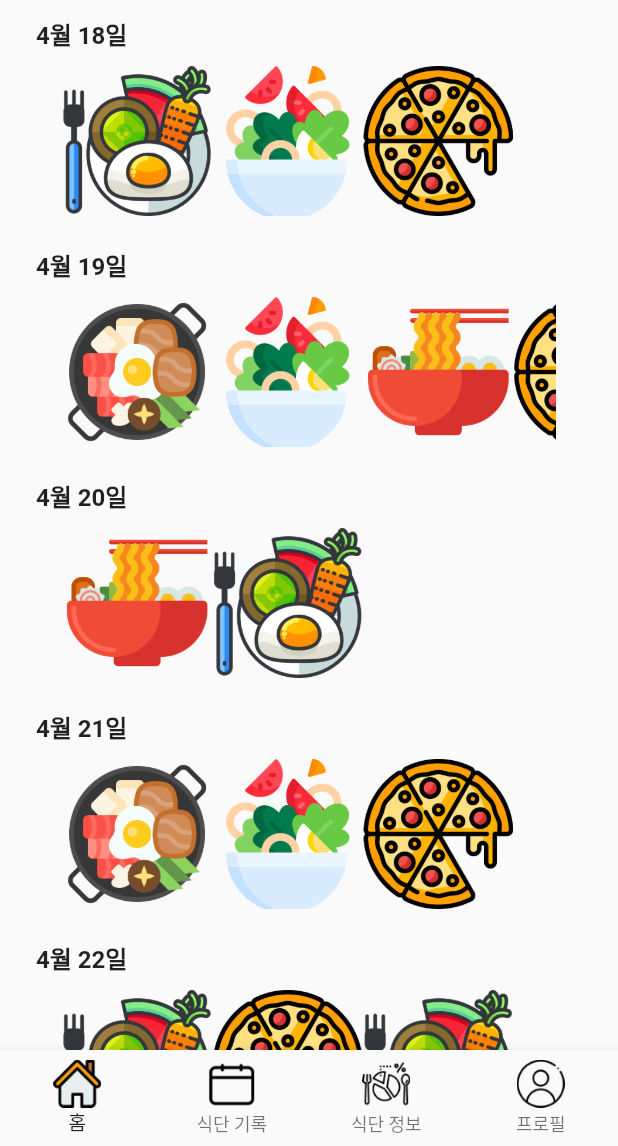
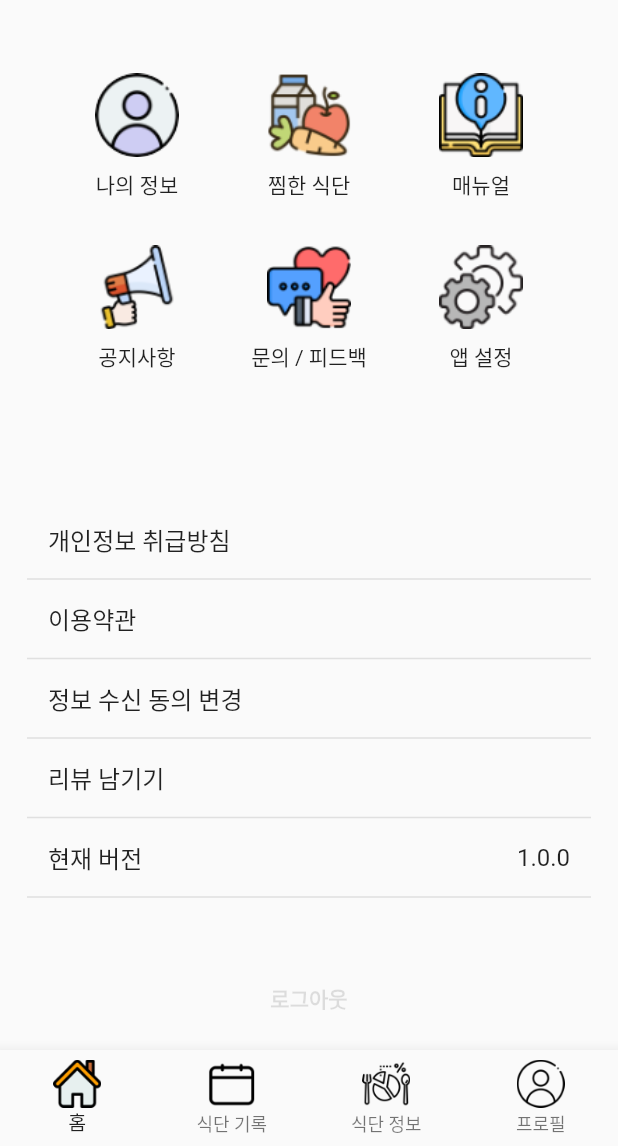
Before and after one commit to MAK-E-AT/Frontend, a Flutter app: the screen it shows after launch, on a phone screen of 412 x 824 dp, the part 90-1236 px from its top. Run offline on Flutter 3.47's test engine with Material 2 defaults, Android fonts, the phone set to English and light mode, and no system bars; our stand-ins replace flutter_dotenv, flutter_hooks, flutter_secure_storage, smooth_page_indicator; missing offline and left inert: flutter_webview_plugin, kakao_flutter_sdk.

Commit message:
feat: 프로필 페이지 UI 2023. 04. 24 1. 프로필 메뉴 그리드뷰 컴포넌트화 2. 프로필 항목 리스트뷰 컴포넌트화

```diff
--- a/makeat_fe/lib/main.dart
+++ b/makeat_fe/lib/main.dart
@@ -1,13 +1,13 @@
 import 'package:flutter/material.dart';
 import 'package:flutter_dotenv/flutter_dotenv.dart';
 import 'package:kakao_flutter_sdk/kakao_flutter_sdk.dart';
+import 'package:makeat_fe/views/profile_user_screen.dart';
 
 
 import 'package:provider/provider.dart';
 
 import 'view_models/kakao_login_view_model.dart';
 import 'view_models/naver_login_view_model.dart';
-import 'views/food_record_screen.dart';
 
 
 // Future<void> main() async {
@@ -38,8 +38,8 @@ class MAKEAT extends StatelessWidget {
 
   @override
   Widget build(BuildContext context) {
-    return MaterialApp(
-      home: FoodRecordScreen(),
+    return const MaterialApp(
+      home: ProfileUserScreen(),
     );
   }
 }
--- /dev/null
+++ b/makeat_fe/lib/views/profile_user_screen.dart
@@ -0,0 +1,71 @@
+import 'package:flutter/material.dart';
+import 'package:makeat_fe/widgets/custom_app_bar.dart';
+import 'package:makeat_fe/widgets/custom_grid_view.dart';
+import 'package:makeat_fe/widgets/custom_list_view.dart';
+import 'package:makeat_fe/widgets/custom_navigation_bar.dart';
+
+class ProfileUserScreen extends StatelessWidget {
+  const ProfileUserScreen({super.key});
+
+  @override
+  Widget build(BuildContext context) {
+    return Scaffold(
+      appBar: const CustomAppBar(),
+      body: SafeArea(
+        child: Container(
+          padding: const EdgeInsets.all(18.0),
+            child: Column(
+              crossAxisAlignment: CrossAxisAlignment.stretch,
+              children: const [
+                Expanded(
+                  child: CustomGridView(
+                    menuTitles: [
+                      '나의 정보',
+                      '찜한 식단',
+                      '매뉴얼',
+                      '공지사항',
+                      '문의 / 피드백',
+                      '앱 설정',
+                    ],
+                    menuImages: [
+                      'assets/images/profile_menu/myInfo.png',
+                      'assets/images/profile_menu/favorite.png',
+                      'assets/images/profile_menu/manual.png',
+                      'assets/images/profile_menu/notice.png',
+                      'assets/images/profile_menu/feedback.png',
+                      'assets/images/profile_menu/settings.png',
+                    ],
+                  ),
+                ),
+                Expanded(
+                  child: CustomListView(
+                    itemList: [
+                      ['개인정보 취급방침'],
+                      ['이용약관'],
+                      ['정보 수신 동의 변경'],
+                      ['리뷰 남기기'],
+                      ['현재 버전', '1.0.0']
+                    ],
+                    itemSpacing: 0.0,
+                  )
+                ),
+                    // 로그아웃 버튼
+                Padding(
+                  padding: EdgeInsets.symmetric(vertical: 6.0),
+                  child: Text(
+                    '로그아웃',
+                    textAlign: TextAlign.center,
+                    style: TextStyle(
+                      color: Colors.black12,
+                      fontWeight: FontWeight.bold,
+                    ),
+                  ),
+                ),
+              ],
+          ),
+        ),
+      ),
+      bottomNavigationBar: const CustomNavigationBar(),
+    );
+  }
+}
--- /dev/null
+++ b/makeat_fe/lib/widgets/custom_grid_view.dart
@@ -0,0 +1,57 @@
+import 'package:flutter/material.dart';
+
+class CustomGridView extends StatelessWidget {
+  final List<String> menuTitles;
+  final List<String> menuImages;
+  final double imgWidth;
+  final double imgHeight;
+  final int crossAxisCount;
+  final double mainAxisSpacing;
+  final double crossAxisSpacing;
+  final EdgeInsetsGeometry padding;
+
+  const CustomGridView({
+    Key? key,
+    required this.menuTitles,
+    required this.menuImages,
+    this.imgWidth = 56.0,
+    this.imgHeight = 56.0,
+    this.crossAxisCount = 3,
+    this.mainAxisSpacing = 0.0,
+    this.crossAxisSpacing = 0.0,
+    this.padding = const EdgeInsets.all(16.0),
+  }) : super(key: key);
+
+  @override
+  Widget build(BuildContext context) {
+    return GridView.count(
+      crossAxisCount: crossAxisCount,
+      mainAxisSpacing: mainAxisSpacing,
+      crossAxisSpacing: crossAxisSpacing,
+      padding: padding,
+      shrinkWrap: true,
+      children: List.generate(
+        menuTitles.length,
+        (index) => GridTile(
+          child: GestureDetector(
+            onTap: () {
+              // 클릭 이벤트에 대한 코드 추가
+            },
+            child: Column(
+              mainAxisAlignment: MainAxisAlignment.center,
+              children: [
+                Image.asset(
+                  menuImages[index],
+                  width: imgWidth,
+                  height: imgHeight,
+                ),
+                const SizedBox(height: 8.0),
+                Text(menuTitles[index]),
+              ],
+            ),
+          ),
+        ),
+      ),
+    );
+  }
+}
--- /dev/null
+++ b/makeat_fe/lib/widgets/custom_list_view.dart
@@ -0,0 +1,66 @@
+import 'package:flutter/material.dart';
+
+class CustomListView extends StatelessWidget {
+  final List<List<String>> itemList;
+  final double fontSize;
+  final double itemSpacing;
+  final EdgeInsetsGeometry padding;
+
+  const CustomListView({
+    Key? key,
+    required this.itemList,
+    this.fontSize = 16.0,
+    this.itemSpacing = 8.0,
+    this.padding = const EdgeInsets.all(14.0),
+  }) : super(key: key);
+
+  @override
+  Widget build(BuildContext context) {
+    return ListView.builder(
+      itemCount: itemList.length,
+      itemBuilder: (BuildContext context, int index) {
+        final item = itemList[index];
+
+        Widget textWidget;
+        if (item.length == 2) {
+          textWidget = Row(
+            mainAxisAlignment: MainAxisAlignment.spaceBetween,
+            children: [
+              Text(
+                item[0],
+                style: TextStyle(fontSize: fontSize),
+              ),
+              Text(
+                item[1],
+                style: TextStyle(fontSize: fontSize),
+              ),
+            ],
+          );
+        } else {
+          textWidget = Text(
+            item[0],
+            style: TextStyle(fontSize: fontSize),
+          );
+        }
+
+        return Padding(
+          padding: EdgeInsets.symmetric(vertical: itemSpacing),
+          child: Container(
+            decoration: BoxDecoration(
+              border: Border(
+                bottom: BorderSide(
+                  color: Colors.grey[300]!,
+                  width: 1.0,
+                ),
+              ),
+            ),
+            child: Padding(
+              padding: padding,
+              child: textWidget,
+            ),
+          ),
+        );
+      },
+    );
+  }
+}
--- a/makeat_fe/pubspec.yaml
+++ b/makeat_fe/pubspec.yaml
@@ -103,6 +103,12 @@ flutter:
     - assets/images/sample_food/f4.png
     - assets/images/sample_food/f5.png
 
+    - assets/images/profile_menu/favorite.png
+    - assets/images/profile_menu/feedback.png
+    - assets/images/profile_menu/manual.png
+    - assets/images/profile_menu/myInfo.png
+    - assets/images/profile_menu/notice.png
+    - assets/images/profile_menu/settings.png
   # An image asset can refer to one or more resolution-specific "variants", see
   # https://flutter.dev/assets-and-images/#resolution-aware
 
```
Also changed, not shown: makeat_fe/assets/images/profile_menu/favorite.png (added), makeat_fe/assets/images/profile_menu/feedback.png (added), makeat_fe/assets/images/profile_menu/manual.png (added), makeat_fe/assets/images/profile_menu/myInfo.png (added), makeat_fe/assets/images/profile_menu/notice.png (added), makeat_fe/assets/images/profile_menu/settings.png (added).
